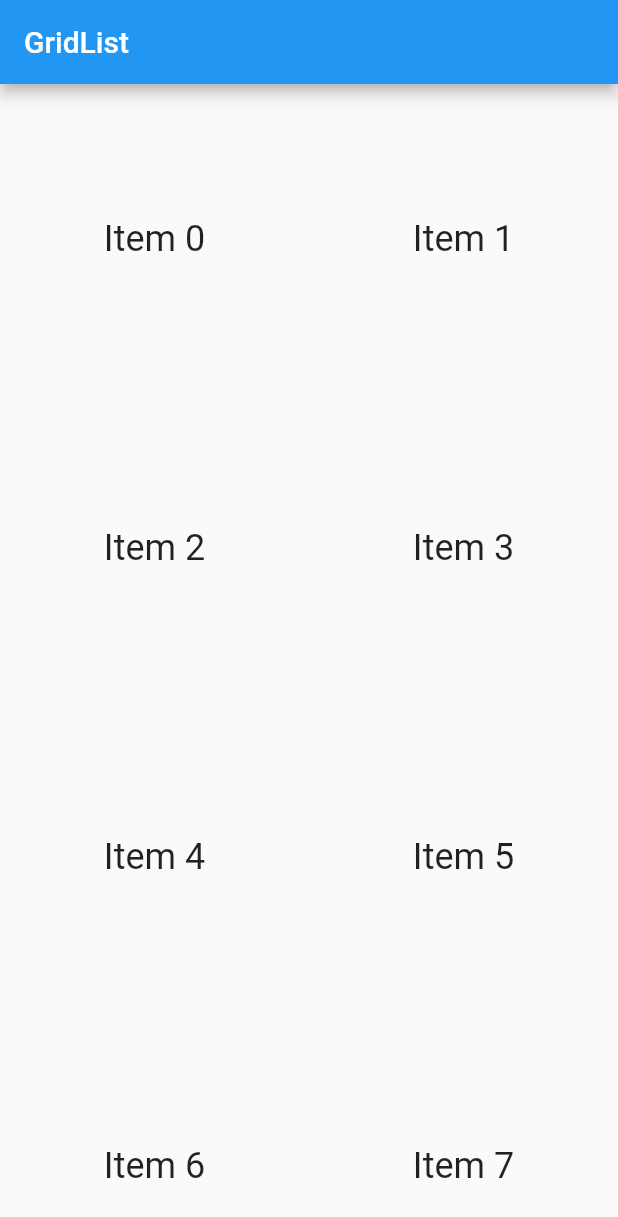
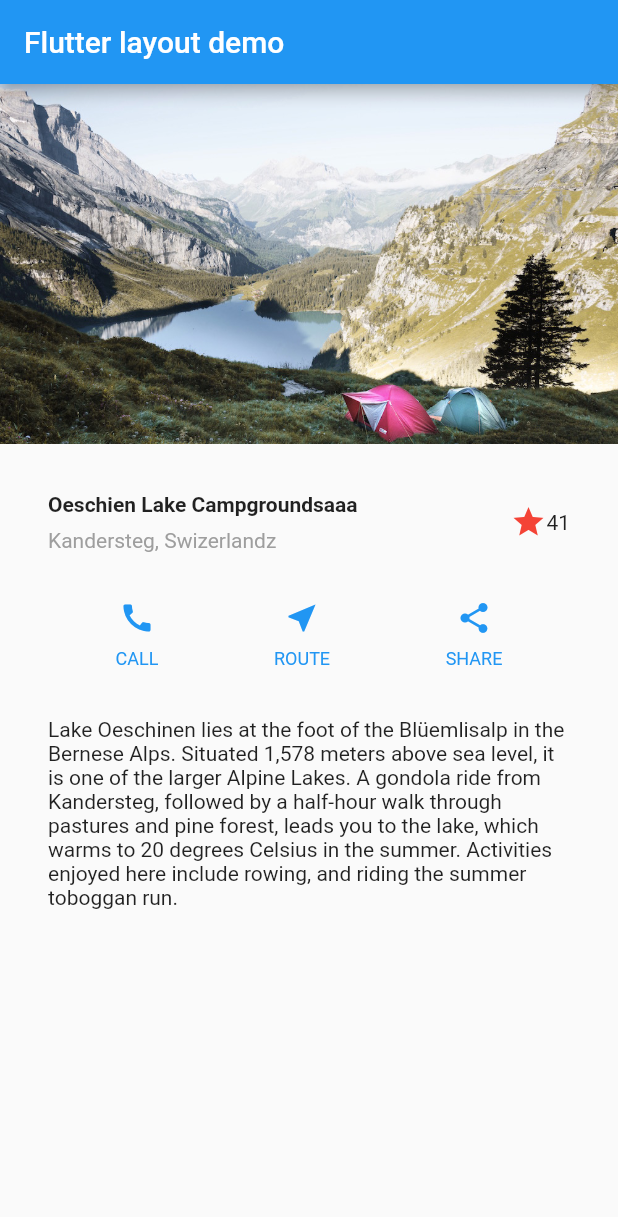
Before and after one commit to squmari/learnFlutter, a Flutter app: the screen it shows after launch, on a phone screen of 412 x 824 dp. Shown: the top 1217 px of the screen. Run offline on Flutter 3.47's test engine with Material 2 defaults, Android fonts, the phone set to English and light mode, and no system bars.

Commit message:
Layout demo

```diff
--- a/lib/main.dart
+++ b/lib/main.dart
@@ -1,4 +1,5 @@
 import 'package:flutter/material.dart';
+import 'package:learn_flutter/template/diagramTheLayout.dart';
 import 'package:learn_flutter/widget/gridList.dart';
 import 'package:learn_flutter/widget/tabBar.dart';
 
@@ -11,7 +12,7 @@ class MyApp extends StatelessWidget {
 
     return MaterialApp(
       title: 'Flutter Demo',
-      home: new MyGridList(100,2),
+      home: new BuildingLayoutsTutorial(),
     );
   }
 }
--- /dev/null
+++ b/lib/template/diagramTheLayout.dart
@@ -0,0 +1,126 @@
+import 'package:flutter/material.dart';
+
+class BuildingLayoutsTutorial extends StatefulWidget {
+  @override
+  _BuildingLayoutsTutorialState createState() => new _BuildingLayoutsTutorialState();
+}
+
+class _BuildingLayoutsTutorialState extends State<BuildingLayoutsTutorial> {
+
+  @override
+  Widget build(BuildContext context) {
+
+    Color color = Theme.of(context).primaryColor;
+
+    Widget titleSection = Container(
+      padding: const EdgeInsets.all(32),
+      child: Row(
+        children: <Widget> [
+          Expanded(
+            child: Column(
+              crossAxisAlignment: CrossAxisAlignment.start,
+              children: <Widget> [
+
+                Container(
+                  padding: const EdgeInsets.only(bottom: 8),
+                  child: Text(
+                    'Oeschien Lake Campgroundsaaa',
+                    style: TextStyle(fontWeight: FontWeight.bold,),
+                  ),
+                ),
+
+                Text(
+                  'Kandersteg, Swizerlandz',
+                  style: TextStyle(color: Colors.grey[500],),
+                ),
+
+              ],
+            ),
+          ),
+
+          Icon(
+            Icons.star,
+            color: Colors.red[500],
+          ),
+
+          Text('41'),
+
+        ],
+      ),
+    );
+
+    Widget buttonSection = Container(
+      child: Row(
+        mainAxisAlignment: MainAxisAlignment.spaceEvenly,
+        children: [
+          _buildButtonColumn(color, Icons.call, 'CALL'),
+          _buildButtonColumn(color, Icons.near_me, 'ROUTE'),
+          _buildButtonColumn(color, Icons.share, 'SHARE'),
+        ],
+      ),
+    );
+
+  Widget textSection = Container(
+    padding: const EdgeInsets.all(32),
+    child: Text(
+      'Lake Oeschinen lies at the foot of the Blüemlisalp in the Bernese '
+      'Alps. Situated 1,578 meters above sea level, it is one of the '
+      'larger Alpine Lakes. A gondola ride from Kandersteg, followed by a '
+      'half-hour walk through pastures and pine forest, leads you to the '
+      'lake, which warms to 20 degrees Celsius in the summer. Activities '
+      'enjoyed here include rowing, and riding the summer toboggan run.',
+      softWrap: true,
+    ),
+  );
+
+    return MaterialApp(
+      title: 'Flutter layout Demo',
+
+      home: Scaffold(
+        appBar: AppBar(
+          title: Text('Flutter layout demo'),
+        ),
+
+        body: ListView(
+          children: <Widget> [
+            Image.asset(
+              'images/lake.jpg',
+              width: 600,
+              height: 240,
+              fit: BoxFit.cover,
+            ),
+            titleSection,
+            buttonSection,
+            textSection,
+          ],
+        ),
+
+      ),
+    );
+
+  }
+
+  Column _buildButtonColumn(Color color, IconData icon, String label) {
+    return Column(
+      mainAxisSize: MainAxisSize.min,
+      mainAxisAlignment: MainAxisAlignment.center,
+      children: [
+        Icon(icon, color: color),
+        Container(
+          margin: const EdgeInsets.only(top: 8),
+          child: Text(
+            label,
+            style: TextStyle(
+              fontSize: 12,
+              fontWeight: FontWeight.w400,
+              color: color,
+            ),
+          ),
+        ),
+      ],
+    );
+  }
+
+
+
+}
--- a/pubspec.yaml
+++ b/pubspec.yaml
@@ -39,6 +39,8 @@ flutter:
   # included with your application, so that you can use the icons in
   # the material Icons class.
   uses-material-design: true
+  assets:
+    - images/lake.jpg
 
   # To add assets to your application, add an assets section, like this:
   # assets:
```
Also changed, not shown: images/lake.jpg (added).
